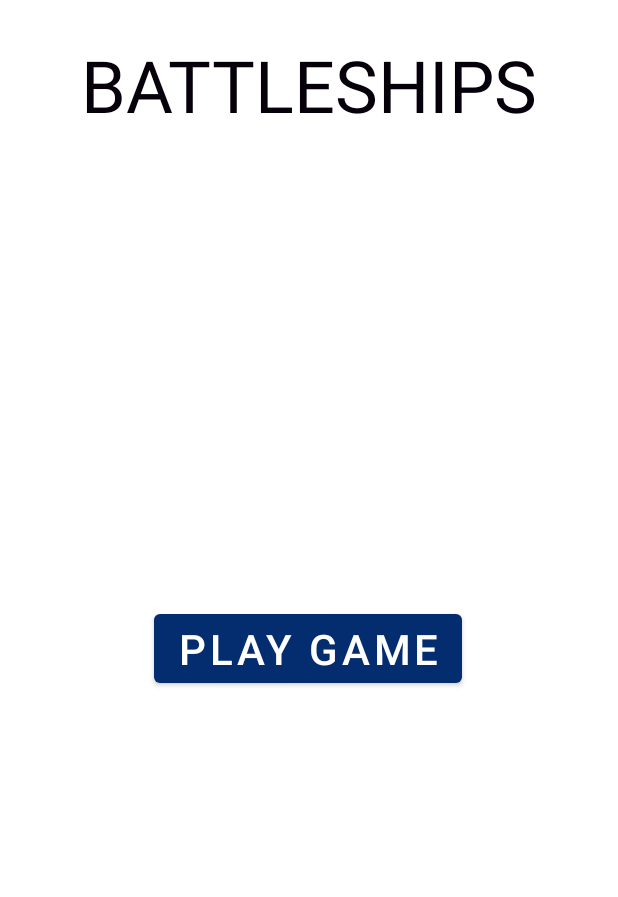
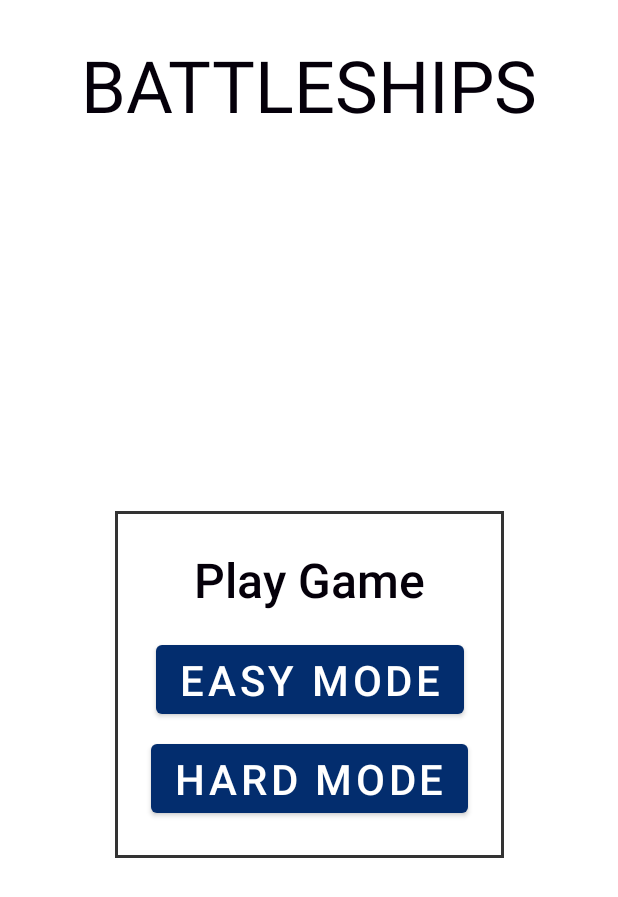
Before and after one commit to JoeBlakeB/Battleships, an Android app: the screen it shows after launch (MainActivity), on a phone screen of 412 x 824 dp. Shown: the top 897 px of the screen. Run offline under Robolectric (Android 15) with nearby library versions, the phone set to English and light mode, and no system bars.

Commit message:
Add selector for different computer difficulties

```diff
--- a/app/src/main/java/com/joeblakeb/battleships/activities/GameplayActivity.kt
+++ b/app/src/main/java/com/joeblakeb/battleships/activities/GameplayActivity.kt
@@ -7,10 +7,15 @@ import android.widget.TextView
 import com.google.android.material.snackbar.Snackbar
 import com.joeblakeb.battleshipgame.GameBoard
 import com.joeblakeb.battleshipgame.Opponent
+import com.joeblakeb.battleshipgame.OtherPlayer
+import com.joeblakeb.battleshipgame.ProbabilityPlayer
 import com.joeblakeb.battleshipgame.RandomPlayer
 import com.joeblakeb.battleships.R
+import com.joeblakeb.battleships.utils.EXTRA_SHIP_PLACEMENT
+import com.joeblakeb.battleships.utils.EXTRA_OTHER_PLAYER
+import com.joeblakeb.battleships.utils.OTHER_PLAYER_PROBABILITY
+import com.joeblakeb.battleships.utils.OTHER_PLAYER_RANDOM
 import com.joeblakeb.battleships.utils.OpponentParcelable
-import com.joeblakeb.battleships.utils.PARCELABLE_OPPONENT
 import com.joeblakeb.battleships.utils.getParcelableExtraCompat
 import com.joeblakeb.battleships.views.AttacksGameBoardView
 import com.joeblakeb.battleships.views.GameplayGameBoardView
@@ -31,6 +36,8 @@ class GameplayActivity : AppCompatActivity() {
     private lateinit var turnStatus: TextView
     private lateinit var turnStrings: List<String>
 
+    private var selectedOtherPlayer: Int = 1
+
     private var turn: Int = Random.nextInt(2)
 
     private val gridChangeListener: BattleshipGrid.BattleshipGridListener =
@@ -44,12 +51,16 @@ class GameplayActivity : AppCompatActivity() {
         shootableGameBoardView = findViewById(R.id.shootableGameBoardView)
         turnStatus = findViewById(R.id.textViewTurn)
 
-        val playerShipsPlacement = intent.getParcelableExtraCompat<OpponentParcelable>(PARCELABLE_OPPONENT)!!
-        attacksGameBoardView.setOtherPlayer(RandomPlayer(GameBoard(Opponent(playerShipsPlacement))))
-        attacksGameBoardView.gameBoard.addOnGridChangeListener(gridChangeListener)
+        selectedOtherPlayer = intent.getIntExtra(EXTRA_OTHER_PLAYER, OTHER_PLAYER_RANDOM)
+
+        val playerShipsPlacement = intent.getParcelableExtraCompat<OpponentParcelable>(EXTRA_SHIP_PLACEMENT)!!
+        val otherPlayerGameBoard = GameBoard(Opponent(playerShipsPlacement))
+        attacksGameBoardView.setOtherPlayer(createOtherPlayer(selectedOtherPlayer, otherPlayerGameBoard))
 
         val opponentShipsPlacement = Opponent.createRandomPlacement(SHIP_SIZES)
         shootableGameBoardView.setGameBoard(GameBoard(opponentShipsPlacement))
+
+        attacksGameBoardView.gameBoard.addOnGridChangeListener(gridChangeListener)
         shootableGameBoardView.gameBoard.addOnGridChangeListener(gridChangeListener)
 
         gameBoardViews = listOf(
@@ -65,6 +76,9 @@ class GameplayActivity : AppCompatActivity() {
         doNextTurn()
     }
 
+    /**
+     * Tell the next player to have their turn, or if the game is over tell the user.
+     */
     private fun doNextTurn() {
         if (attacksGameBoardView.gameBoard.isFinished or shootableGameBoardView.gameBoard.isFinished) {
             turnStatus.text = ""
@@ -86,4 +100,18 @@ class GameplayActivity : AppCompatActivity() {
             gameBoardViews[turn].haveTurn()
         }
     }
+
+    /**
+     * Get an OtherPlayer object from its Int selector.
+     *
+     * @param selectedOtherPlayer OTHER_PLAYER_*
+     * @param otherPlayerGameBoard The game board to give to the OtherPlayer
+     * @return An OtherPlayer object for the user to play against
+     */
+    private fun createOtherPlayer(selectedOtherPlayer: Int, otherPlayerGameBoard: GameBoard): OtherPlayer {
+        return when(selectedOtherPlayer) {
+            OTHER_PLAYER_PROBABILITY -> ProbabilityPlayer(otherPlayerGameBoard)
+            else -> RandomPlayer(otherPlayerGameBoard)
+        }
+    }
 }
--- a/app/src/main/java/com/joeblakeb/battleships/activities/MainActivity.kt
+++ b/app/src/main/java/com/joeblakeb/battleships/activities/MainActivity.kt
@@ -5,6 +5,9 @@ import androidx.appcompat.app.AppCompatActivity
 import android.os.Bundle
 import android.widget.Button
 import com.joeblakeb.battleships.R
+import com.joeblakeb.battleships.utils.EXTRA_OTHER_PLAYER
+import com.joeblakeb.battleships.utils.OTHER_PLAYER_PROBABILITY
+import com.joeblakeb.battleships.utils.OTHER_PLAYER_RANDOM
 
 /**
  * The initial activity which opens when the app is opened.
@@ -14,10 +17,16 @@ class MainActivity : AppCompatActivity() {
         super.onCreate(savedInstanceState)
         setContentView(R.layout.activity_main)
 
-        val buttonClick = findViewById<Button>(R.id.buttonPlay)
-        buttonClick.setOnClickListener {
-            val intent = Intent(this, PlaceShipsActivity::class.java)
-            startActivity(intent)
+        for (pair in listOf(
+            Pair(R.id.buttonPlayEasy, OTHER_PLAYER_RANDOM),
+            Pair(R.id.buttonPlayHard, OTHER_PLAYER_PROBABILITY)
+        )) {
+            val button = findViewById<Button>(pair.first)
+            button.setOnClickListener {
+                val intent = Intent(this, PlaceShipsActivity::class.java)
+                intent.putExtra(EXTRA_OTHER_PLAYER, pair.second)
+                startActivity(intent)
+            }
         }
     }
 }
--- a/app/src/main/java/com/joeblakeb/battleships/activities/PlaceShipsActivity.kt
+++ b/app/src/main/java/com/joeblakeb/battleships/activities/PlaceShipsActivity.kt
@@ -6,8 +6,10 @@ import android.os.Bundle
 import android.widget.Button
 import com.joeblakeb.battleshipgame.MutableOpponent
 import com.joeblakeb.battleships.R
+import com.joeblakeb.battleships.utils.EXTRA_OTHER_PLAYER
 import com.joeblakeb.battleships.utils.OpponentParcelable
-import com.joeblakeb.battleships.utils.PARCELABLE_OPPONENT
+import com.joeblakeb.battleships.utils.EXTRA_SHIP_PLACEMENT
+import com.joeblakeb.battleships.utils.OTHER_PLAYER_RANDOM
 import com.joeblakeb.battleships.utils.getParcelableCompat
 import com.joeblakeb.battleships.views.PlacementGameBoardView
 
@@ -19,6 +21,8 @@ class PlaceShipsActivity : AppCompatActivity() {
     private lateinit var confirmButton: Button
     private lateinit var placementGameBoardView: PlacementGameBoardView
 
+    private var selectedOtherPlayer: Int = 1
+
     override fun onCreate(savedInstanceState: Bundle?) {
         super.onCreate(savedInstanceState)
         setContentView(R.layout.activity_place_ships)
@@ -28,9 +32,11 @@ class PlaceShipsActivity : AppCompatActivity() {
 
         confirmButton.setOnClickListener { confirmPlacement() }
 
+        selectedOtherPlayer = intent.getIntExtra(EXTRA_OTHER_PLAYER, OTHER_PLAYER_RANDOM)
+
         if (savedInstanceState != null) {
             placementGameBoardView.mutableOpponent = MutableOpponent(
-                savedInstanceState.getParcelableCompat<OpponentParcelable>(PARCELABLE_OPPONENT)!!)
+                savedInstanceState.getParcelableCompat<OpponentParcelable>(EXTRA_SHIP_PLACEMENT)!!)
         }
     }
 
@@ -39,7 +45,8 @@ class PlaceShipsActivity : AppCompatActivity() {
      */
     private fun confirmPlacement() {
         val intent = Intent(this, GameplayActivity::class.java)
-        intent.putExtra(PARCELABLE_OPPONENT, OpponentParcelable(placementGameBoardView.gameBoard.opponent))
+        intent.putExtra(EXTRA_OTHER_PLAYER, selectedOtherPlayer)
+        intent.putExtra(EXTRA_SHIP_PLACEMENT, OpponentParcelable(placementGameBoardView.gameBoard.opponent))
         startActivity(intent)
     }
 
@@ -48,6 +55,6 @@ class PlaceShipsActivity : AppCompatActivity() {
      */
     override fun onSaveInstanceState(outState: Bundle) {
         super.onSaveInstanceState(outState)
-        outState.putParcelable(PARCELABLE_OPPONENT, OpponentParcelable(placementGameBoardView.gameBoard.opponent))
+        outState.putParcelable(EXTRA_SHIP_PLACEMENT, OpponentParcelable(placementGameBoardView.gameBoard.opponent))
     }
 }
--- a/app/src/main/java/com/joeblakeb/battleships/utils/Parcelables.kt
+++ b/app/src/main/java/com/joeblakeb/battleships/utils/Parcelables.kt
@@ -8,7 +8,11 @@ import android.os.Parcelable
 import com.joeblakeb.battleshipgame.BaseOpponent
 import com.joeblakeb.battleshipgame.Battleship
 
-const val PARCELABLE_OPPONENT: String = "com.joeblakeb.battleships.PlayerShipsPlacement"
+const val EXTRA_SHIP_PLACEMENT: String = "com.joeblakeb.battleships.PlayerShipsPlacement"
+const val EXTRA_OTHER_PLAYER: String = "com.joeblakeb.battleships.OtherPlayerType"
+
+const val OTHER_PLAYER_RANDOM: Int = 1
+const val OTHER_PLAYER_PROBABILITY: Int = 2
 
 /**
  * A subclass of BaseOpponent for creating and reading parcelables containing opponent data.
--- /dev/null
+++ b/app/src/main/res/drawable/border.xml
@@ -0,0 +1,6 @@
+<?xml version="1.0" encoding="utf-8"?>
+<shape xmlns:android="http://schemas.android.com/apk/res/android"
+    android:shape="rectangle">
+    <stroke android:width="2dp"
+        android:color="@color/secondaryText"/>
+</shape>
--- a/app/src/main/res/layout/activity_main.xml
+++ b/app/src/main/res/layout/activity_main.xml
@@ -25,22 +25,67 @@
         app:layout_constraintStart_toStartOf="parent"
         app:layout_constraintTop_toTopOf="parent" />
 
-    <Button
-        android:id="@+id/buttonPlay"
+    <androidx.constraintlayout.widget.ConstraintLayout
         android:layout_width="wrap_content"
         android:layout_height="wrap_content"
-        android:layout_marginStart="16dp"
-        android:layout_marginLeft="16dp"
-        android:layout_marginEnd="16dp"
-        android:layout_marginRight="16dp"
-        android:layout_marginBottom="48dp"
-        android:text="@string/play_game_button"
-        android:textColor="@color/buttonText"
-        android:textSize="@dimen/buttonTextLarge"
+        android:background="@drawable/border"
         app:layout_constraintBottom_toBottomOf="parent"
         app:layout_constraintEnd_toEndOf="parent"
-        app:layout_constraintHorizontal_bias="0.497"
         app:layout_constraintStart_toStartOf="parent"
-        app:layout_constraintTop_toBottomOf="@+id/textView" />
+        app:layout_constraintTop_toBottomOf="@+id/textView">
+
+
+        <TextView
+            android:id="@+id/playGameTitle"
+            android:layout_width="wrap_content"
+            android:layout_height="wrap_content"
+            android:layout_marginTop="24dp"
+            android:layout_marginBottom="8dp"
+            android:fontFamily="sans-serif-medium"
+            android:text="@string/play_game_title"
+            android:textColor="@color/primaryText"
+            android:textSize="@dimen/primaryTextMedium"
+            app:layout_constraintBottom_toTopOf="@+id/buttonPlayEasy"
+            app:layout_constraintEnd_toEndOf="parent"
+            app:layout_constraintStart_toStartOf="parent"
+            app:layout_constraintTop_toTopOf="parent" />
+
+        <Button
+            android:id="@+id/buttonPlayEasy"
+            android:layout_width="wrap_content"
+            android:layout_height="wrap_content"
+            android:layout_marginStart="24dp"
+            android:layout_marginLeft="24dp"
+            android:layout_marginTop="8dp"
+            android:layout_marginEnd="24dp"
+            android:layout_marginRight="24dp"
+            android:layout_marginBottom="8dp"
+            android:text="@string/play_game_button_easy"
+            android:textColor="@color/buttonText"
+            android:textSize="@dimen/buttonTextLarge"
+            app:layout_constraintBottom_toTopOf="@+id/buttonPlayHard"
+            app:layout_constraintEnd_toEndOf="parent"
+            app:layout_constraintStart_toStartOf="parent"
+            app:layout_constraintTop_toBottomOf="@+id/playGameTitle" />
+
+        <Button
+            android:id="@+id/buttonPlayHard"
+            android:layout_width="wrap_content"
+            android:layout_height="wrap_content"
+            android:layout_marginStart="24dp"
+            android:layout_marginLeft="24dp"
+            android:layout_marginEnd="24dp"
+            android:layout_marginRight="24dp"
+            android:layout_marginBottom="24dp"
+            android:text="@string/play_game_button_hard"
+            android:textColor="@color/buttonText"
+            android:textSize="@dimen/buttonTextLarge"
+            app:layout_constraintBottom_toBottomOf="parent"
+            app:layout_constraintEnd_toEndOf="parent"
+            app:layout_constraintHorizontal_bias="1.0"
+            app:layout_constraintStart_toStartOf="parent"
+            app:layout_constraintTop_toBottomOf="@+id/buttonPlayEasy" />
+    </androidx.constraintlayout.widget.ConstraintLayout>
+
 
 </androidx.constraintlayout.widget.ConstraintLayout>
--- a/app/src/main/res/values/strings.xml
+++ b/app/src/main/res/values/strings.xml
@@ -1,6 +1,8 @@
 <resources>
     <string name="app_name">Battleships</string>
-    <string name="play_game_button">Play Game</string>
+    <string name="play_game_title">Play Game</string>
+    <string name="play_game_button_easy">Easy Mode</string>
+    <string name="play_game_button_hard">Hard Mode</string>
     <string name="play_again_button">Play Again</string>
     <string name="confirm_ships_button">Confirm Ship Placement</string>
     <string name="place_ships_title">Place Your Ships</string>
--- /dev/null
+++ b/logic/src/main/kotlin/com/joeblakeb/battleshipgame/ProbabilityPlayer.kt
@@ -0,0 +1,13 @@
+package com.joeblakeb.battleshipgame
+
+import uk.ac.bournemouth.ap.battleshiplib.GuessCell
+
+class ProbabilityPlayer(
+    override val gameBoard: GameBoard
+) : OtherPlayer {
+    override fun doShot() {
+        val unshotCells = gameBoard.getCoordinatesOfType<GuessCell.UNSET>()
+        gameBoard.shootAt(unshotCells[0])
+        // TODO("Not yet implemented: for implementation of difficulty selector only")
+    }
+}
```
